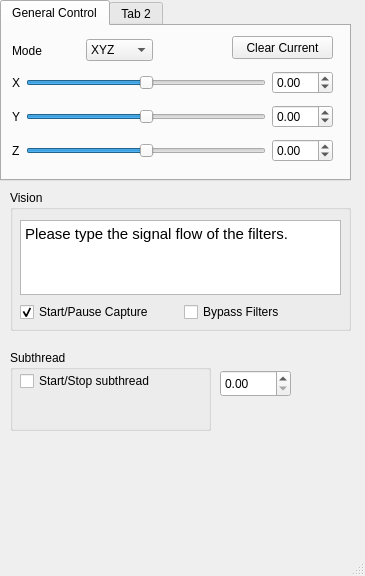
First picture: the form in mainwindow.ui, repository atelier-ritz/CoilSystemPython, before the edit.
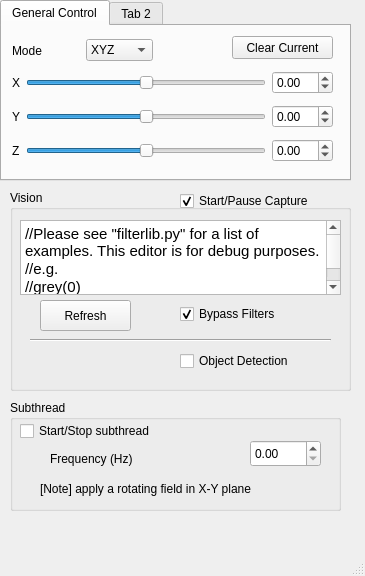
Second picture: the form after the edit.

Commit message: Added the imageFilter and objectDetection

```diff
--- a/mainwindow.ui
+++ b/mainwindow.ui
@@ -201,13 +201,13 @@
       <x>10</x>
       <y>190</y>
       <width>341</width>
-      <height>141</height>
+      <height>201</height>
      </rect>
     </property>
     <property name="title">
      <string>Vision</string>
     </property>
-    <widget class="QTextEdit" name="textEdit">
+    <widget class="QTextEdit" name="editor_vision">
      <property name="geometry">
       <rect>
        <x>10</x>
@@ -221,49 +221,94 @@
 &lt;html&gt;&lt;head&gt;&lt;meta name=&quot;qrichtext&quot; content=&quot;1&quot; /&gt;&lt;style type=&quot;text/css&quot;&gt;
 p, li { white-space: pre-wrap; }
 &lt;/style&gt;&lt;/head&gt;&lt;body style=&quot; font-family:'Ubuntu'; font-size:11pt; font-weight:400; font-style:normal;&quot;&gt;
-&lt;p style=&quot; margin-top:0px; margin-bottom:0px; margin-left:0px; margin-right:0px; -qt-block-indent:0; text-indent:0px;&quot;&gt;Please type the signal flow of the filters.&lt;/p&gt;&lt;/body&gt;&lt;/html&gt;</string>
+&lt;p style=&quot; margin-top:0px; margin-bottom:0px; margin-left:0px; margin-right:0px; -qt-block-indent:0; text-indent:0px;&quot;&gt;//Please see &amp;quot;filterlib.py&amp;quot; for a list of examples. This editor is for debug purposes.&lt;/p&gt;
+&lt;p style=&quot; margin-top:0px; margin-bottom:0px; margin-left:0px; margin-right:0px; -qt-block-indent:0; text-indent:0px;&quot;&gt;//e.g. &lt;/p&gt;
+&lt;p style=&quot; margin-top:0px; margin-bottom:0px; margin-left:0px; margin-right:0px; -qt-block-indent:0; text-indent:0px;&quot;&gt;//grey(0)&lt;/p&gt;
+&lt;p style=&quot; margin-top:0px; margin-bottom:0px; margin-left:0px; margin-right:0px; -qt-block-indent:0; text-indent:0px;&quot;&gt;//canny(12,240)&lt;/p&gt;&lt;/body&gt;&lt;/html&gt;</string>
      </property>
     </widget>
-    <widget class="QWidget" name="layoutWidget">
+    <widget class="QPushButton" name="btn_refreshFilterRouting">
      <property name="geometry">
       <rect>
-       <x>10</x>
+       <x>30</x>
        <y>110</y>
-       <width>321</width>
-       <height>24</height>
+       <width>91</width>
+       <height>31</height>
       </rect>
      </property>
-     <layout class="QHBoxLayout" name="horizontalLayout_2">
-      <item>
-       <widget class="QCheckBox" name="chb_startPauseCapture">
         <property name="text">
-         <string>Start/Pause Capture</string>
-        </property>
-        <property name="checked">
-         <bool>true</bool>
-        </property>
-       </widget>
-      </item>
-      <item>
+      <string>Refresh</string>
+     </property>
+    </widget>
        <widget class="QCheckBox" name="chb_bypassFilters">
+     <property name="geometry">
+      <rect>
+       <x>170</x>
+       <y>113</y>
+       <width>146</width>
+       <height>22</height>
+      </rect>
+     </property>
         <property name="text">
          <string>Bypass Filters</string>
         </property>
         <property name="checked">
+      <bool>true</bool>
+     </property>
+    </widget>
+    <widget class="QCheckBox" name="chb_startPauseCapture">
+     <property name="geometry">
+      <rect>
+       <x>170</x>
+       <y>0</y>
+       <width>171</width>
+       <height>22</height>
+      </rect>
+     </property>
+     <property name="text">
+      <string>Start/Pause Capture</string>
+     </property>
+     <property name="checked">
+      <bool>true</bool>
+     </property>
+    </widget>
+    <widget class="Line" name="line">
+     <property name="geometry">
+      <rect>
+       <x>20</x>
+       <y>140</y>
+       <width>301</width>
+       <height>20</height>
+      </rect>
+     </property>
+     <property name="orientation">
+      <enum>Qt::Horizontal</enum>
+     </property>
+    </widget>
+    <widget class="QCheckBox" name="chb_objectDetection">
+     <property name="geometry">
+      <rect>
+       <x>170</x>
+       <y>160</y>
+       <width>146</width>
+       <height>22</height>
+      </rect>
+     </property>
+     <property name="text">
+      <string>Object Detection</string>
+     </property>
+     <property name="checked">
          <bool>false</bool>
         </property>
        </widget>
-      </item>
-     </layout>
-    </widget>
    </widget>
    <widget class="QGroupBox" name="groupBox_2">
     <property name="geometry">
      <rect>
       <x>10</x>
-      <y>350</y>
-      <width>201</width>
-      <height>81</height>
+      <y>400</y>
+      <width>331</width>
+      <height>111</height>
      </rect>
     </property>
     <property name="title">
@@ -282,12 +327,11 @@
       <string>Start/Stop subthread</string>
      </property>
     </widget>
-   </widget>
    <widget class="QDoubleSpinBox" name="dsb_freq">
     <property name="geometry">
      <rect>
-      <x>220</x>
-      <y>370</y>
+       <x>240</x>
+       <y>40</y>
       <width>71</width>
       <height>27</height>
      </rect>
@@ -301,6 +345,33 @@
     <property name="singleStep">
      <double>1.000000000000000</double>
     </property>
+    </widget>
+    <widget class="QLabel" name="label_5">
+     <property name="geometry">
+      <rect>
+       <x>40</x>
+       <y>50</y>
+       <width>131</width>
+       <height>17</height>
+      </rect>
+     </property>
+     <property name="text">
+      <string>Frequency (Hz)</string>
+     </property>
+    </widget>
+    <widget class="QLabel" name="label_6">
+     <property name="geometry">
+      <rect>
+       <x>30</x>
+       <y>80</y>
+       <width>291</width>
+       <height>17</height>
+      </rect>
+     </property>
+     <property name="text">
+      <string>[Note] apply a rotating field in X-Y plane</string>
+     </property>
+    </widget>
    </widget>
   </widget>
   <widget class="QMenuBar" name="menubar">
```
Lines whose indentation alone changed are shown as unchanged. The commit also changes 6 other files.
